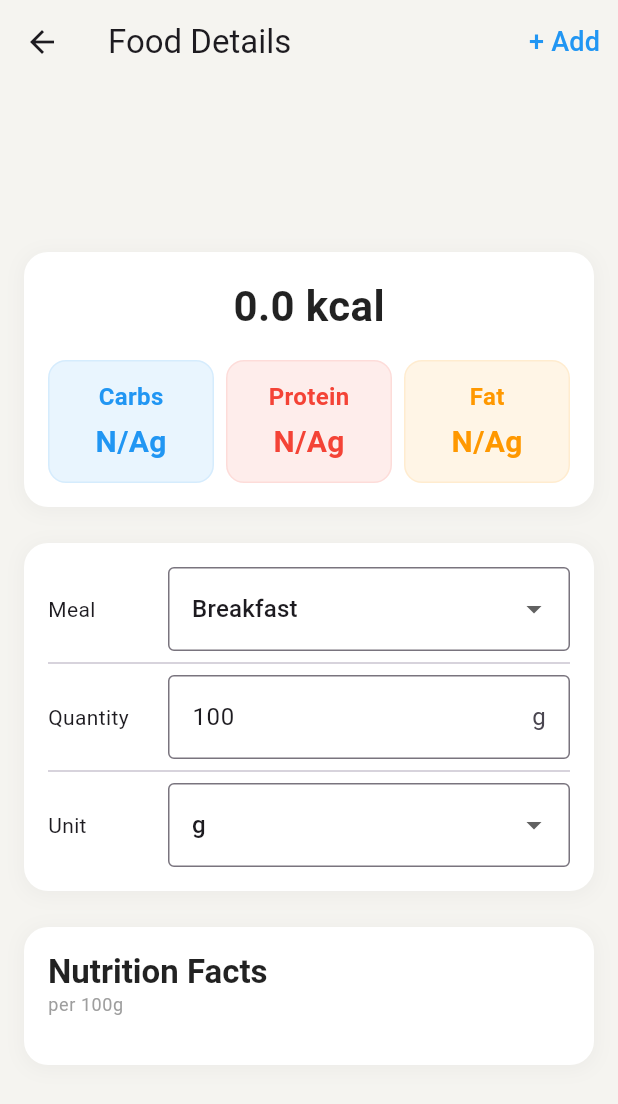
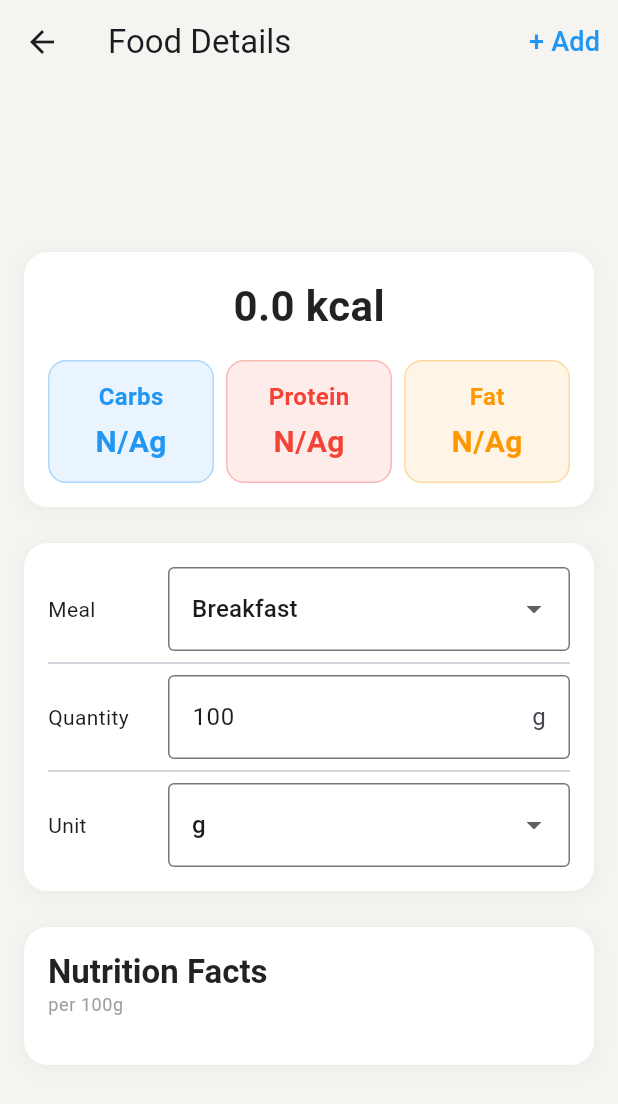
Before and after one commit to Sharathchenna/MacroBalance, a Flutter app: the FoodDetailPage screen opened directly with empty values, on a phone screen of 412 x 824 dp. Shown: the top 1104 px of the screen. Run offline on Flutter 3.47's test engine with Material 3 defaults, Android fonts, the phone set to English and light mode, and no system bars; our stand-ins replace camera, flutter_svg, google_fonts, google_generative_ai, google_sign_in, numberpicker and 2 more; missing offline and left inert: app_settings, google_mlkit_barcode_scanning, health, supabase_auth_ui; accounts and stored records are empty.

Commit message:
Small Changes

```diff
--- a/lib/screens/foodDetail.dart
+++ b/lib/screens/foodDetail.dart
@@ -18,9 +18,9 @@ class MacroCard extends StatelessWidget {
     return Container(
       padding: const EdgeInsets.symmetric(horizontal: 16, vertical: 12),
       decoration: BoxDecoration(
-        color: color.withAlpha(25),
+        color: color.withValues(alpha: 0.1),
         borderRadius: BorderRadius.circular(12),
-        border: Border.all(color: color.withAlpha(25)),
+        border: Border.all(color: color.withValues(alpha: 0.3)),
       ),
       child: Column(
         children: [
@@ -218,8 +218,7 @@ class _FoodDetailPageState extends State<FoodDetailPage> {
                     borderRadius: BorderRadius.circular(16),
                     boxShadow: [
                       BoxShadow(
-                        color: Colors.grey.withAlpha(
-                            25), // Using withAlpha instead of withOpacity
+                        color: Colors.grey.withValues(alpha: 0.1),
                         spreadRadius: 1,
                         blurRadius: 10,
                         offset: const Offset(0, 2),
@@ -332,7 +331,7 @@ class _FoodDetailPageState extends State<FoodDetailPage> {
                     borderRadius: BorderRadius.circular(16),
                     boxShadow: [
                       BoxShadow(
-                        color: Colors.grey.withAlpha(25),
+                        color: Colors.grey.withValues(alpha: 0.1),
                         spreadRadius: 1,
                         blurRadius: 10,
                         offset: const Offset(0, 2),
```
